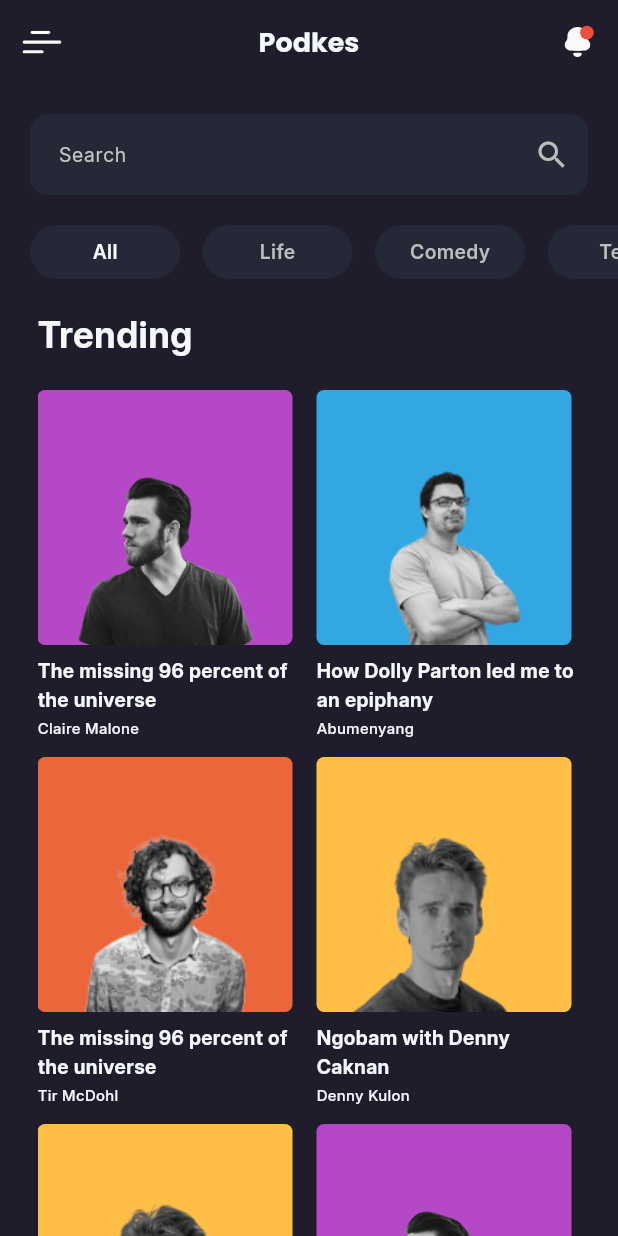
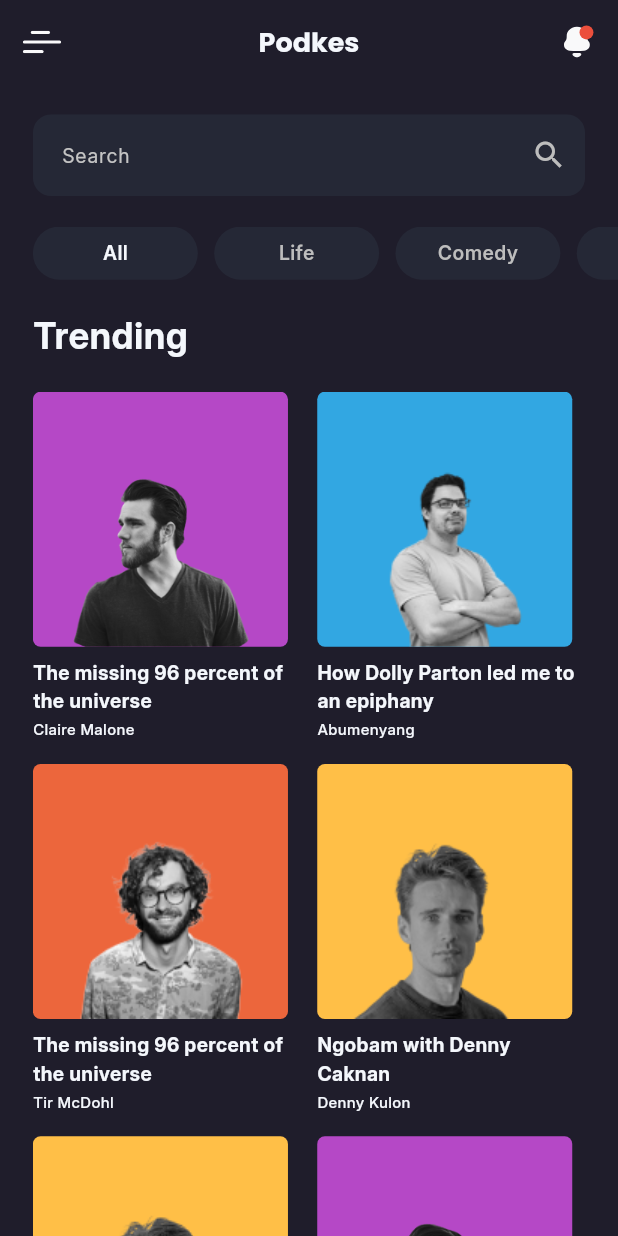
Before and after one commit to ozataknurullah/music_player, a Flutter app: the DiscoverScreen screen opened directly, on a phone screen of 412 x 824 dp. Run offline on Flutter 3.47's test engine with Material 3 defaults, Android fonts, the phone set to English and light mode, and no system bars; our stand-ins replace flutter_svg.

Commit message:
Discover screen with responsive design

```diff
--- a/lib/core/constans/dimension.dart
+++ /dev/null
@@ -1,19 +0,0 @@
-import 'package:flutter/material.dart';
-
-class Dimensions {
-  static double screenHeight = 0;
-  static double screenWidth = 0;
-
-  static void init(BuildContext context) {
-    screenHeight = MediaQuery.of(context).size.height;
-    screenWidth = MediaQuery.of(context).size.width;
-  }
-
-  static double getHeight(double inputHeight) {
-    return (inputHeight / 812.0) * screenHeight;
-  }
-
-  static double getWidth(double inputWidth) {
-    return (inputWidth / 375.0) * screenWidth;
-  }
-}
--- a/lib/features/discoverPage/presentation/discover_screen.dart
+++ b/lib/features/discoverPage/presentation/discover_screen.dart
@@ -1,6 +1,7 @@
 import 'package:flutter/material.dart';
 import 'package:music_player/core/constans/colors.dart';
 import 'package:music_player/core/constans/fonts.dart';
+import 'package:music_player/core/helpers/responsive_helper.dart';
 import 'package:music_player/features/discoverPage/presentation/widgets/my_appbar.dart';
 import 'package:music_player/features/discoverPage/presentation/widgets/my_search_field.dart';
 import 'package:music_player/features/playingPage/presentation/playing_screen.dart';
@@ -42,6 +43,7 @@ class _DiscoverScreenState extends State<DiscoverScreen> {
 
   @override
   Widget build(BuildContext context) {
+    final responsive = ResponsiveHelper(context);
     return Scaffold(
       backgroundColor: AppColors.primary,
       appBar: const MyAppBar(),
@@ -49,16 +51,17 @@ class _DiscoverScreenState extends State<DiscoverScreen> {
         crossAxisAlignment: CrossAxisAlignment.start,
         children: [
           const MySearchField(),
-          const SizedBox(
-            height: 20,
+          SizedBox(
+            height: responsive.h(20),
           ),
           _categoriesSection(),
-          const SizedBox(
-            height: 20,
+          SizedBox(
+            height: responsive.h(20),
           ),
           Expanded(
             child: Padding(
-              padding: const EdgeInsets.only(left: 25, right: 25),
+              padding: EdgeInsets.only(
+                  left: responsive.w(20), right: responsive.w(20)),
               child: Column(
                 crossAxisAlignment: CrossAxisAlignment.start,
                 children: [
@@ -67,14 +70,14 @@ class _DiscoverScreenState extends State<DiscoverScreen> {
                     style: AppFonts.interBold24,
                   ),
                   SizedBox(
-                    height: 20,
+                    height: responsive.h(20),
                   ),
                   Expanded(
                     child: GridView.builder(
                       gridDelegate: SliverGridDelegateWithFixedCrossAxisCount(
                         crossAxisCount: 2,
-                        crossAxisSpacing: 10,
-                        mainAxisSpacing: 10,
+                        crossAxisSpacing: responsive.w(10),
+                        mainAxisSpacing: responsive.h(10),
                         childAspectRatio: 3 / 4,
                       ),
                       shrinkWrap: true,
@@ -95,7 +98,8 @@ class _DiscoverScreenState extends State<DiscoverScreen> {
                           child: Container(
                             decoration: BoxDecoration(
                               color: AppColors.primary,
-                              borderRadius: BorderRadius.circular(5),
+                              borderRadius:
+                                  BorderRadius.circular(responsive.h(5)),
                             ),
                             child: Column(
                               crossAxisAlignment: CrossAxisAlignment.start,
@@ -104,7 +108,9 @@ class _DiscoverScreenState extends State<DiscoverScreen> {
                                   tag: 'trend-$index',
                                   child: Container(
                                     decoration: BoxDecoration(
-                                      borderRadius: BorderRadius.circular(5),
+                                      borderRadius: BorderRadius.circular(
+                                        responsive.h(5),
+                                      ),
                                       color: trends[index].color,
                                     ),
                                     height: 170,
@@ -121,15 +127,17 @@ class _DiscoverScreenState extends State<DiscoverScreen> {
 
                                 ///Song name
                                 Padding(
-                                  padding: const EdgeInsets.only(top: 8),
+                                  padding:
+                                      EdgeInsets.only(top: responsive.h(8)),
                                   child: Text(trends[index].name!,
                                       style: AppFonts.interBold13),
                                 ),
 
                                 ///Singer name
                                 Padding(
-                                  padding:
-                                      const EdgeInsets.only(top: 2, bottom: 2),
+                                  padding: EdgeInsets.only(
+                                      top: responsive.h(2),
+                                      bottom: responsive.h(2)),
                                   child: Text(trends[index].singer!,
                                       style: AppFonts.interMedium10),
                                 ),
@@ -150,14 +158,15 @@ class _DiscoverScreenState extends State<DiscoverScreen> {
   }
 
   Padding _categoriesSection() {
+    final responsive = ResponsiveHelper(context);
     return Padding(
-      padding: const EdgeInsets.only(left: 20),
+      padding: EdgeInsets.only(left: responsive.w(20)),
       child: Container(
-        height: 36,
+        height: responsive.h(35),
         child: ListView.separated(
           scrollDirection: Axis.horizontal,
           separatorBuilder: (context, index) => SizedBox(
-            width: 15,
+            width: responsive.w(10),
           ),
           itemCount: categories.length,
           itemBuilder: (context, index) {
@@ -165,9 +174,9 @@ class _DiscoverScreenState extends State<DiscoverScreen> {
             return GestureDetector(
               onTap: () => _onCategoryTap(index),
               child: Container(
-                width: 100,
+                width: responsive.w(100),
                 decoration: BoxDecoration(
-                  borderRadius: BorderRadius.circular(20),
+                  borderRadius: BorderRadius.circular(responsive.h(20)),
                   color: categories[index].boxColor,
                 ),
                 child: Center(
--- a/lib/features/discoverPage/presentation/widgets/my_appbar.dart
+++ b/lib/features/discoverPage/presentation/widgets/my_appbar.dart
@@ -2,6 +2,7 @@ import 'package:flutter/material.dart';
 import 'package:flutter_svg/svg.dart';
 import 'package:music_player/core/constans/colors.dart';
 import 'package:music_player/core/constans/fonts.dart';
+import 'package:music_player/core/helpers/responsive_helper.dart';
 
 class MyAppBar extends StatelessWidget implements PreferredSizeWidget {
   const MyAppBar({
@@ -13,16 +14,17 @@ class MyAppBar extends StatelessWidget implements PreferredSizeWidget {
   Size get preferredSize => const Size.fromHeight(kToolbarHeight);
   @override
   Widget build(BuildContext context) {
+    final resposive = ResponsiveHelper(context);
     return AppBar(
       elevation: 0,
       leading: GestureDetector(
         onTap: () {},
         child: Container(
-          margin: const EdgeInsets.all(15),
+          margin: EdgeInsets.all(resposive.h(15)),
           child: SvgPicture.asset(
             'assets/icons/Menu.svg',
-            height: 24,
-            width: 24,
+            height: resposive.h(24),
+            width: resposive.h(24),
           ),
         ),
       ),
@@ -30,11 +32,11 @@ class MyAppBar extends StatelessWidget implements PreferredSizeWidget {
         GestureDetector(
           onTap: () {},
           child: Container(
-              margin: const EdgeInsets.all(15),
+              margin: EdgeInsets.all(resposive.h(15)),
               child: SvgPicture.asset(
                 'assets/icons/Notification.svg',
-                height: 24,
-                width: 24,
+                height: resposive.h(24),
+                width: resposive.h(24),
               )),
         )
       ],
--- a/lib/features/discoverPage/presentation/widgets/my_search_field.dart
+++ b/lib/features/discoverPage/presentation/widgets/my_search_field.dart
@@ -1,6 +1,7 @@
 import 'package:flutter/material.dart';
 import 'package:music_player/core/constans/colors.dart';
 import 'package:music_player/core/constans/fonts.dart';
+import 'package:music_player/core/helpers/responsive_helper.dart';
 
 class MySearchField extends StatelessWidget {
   const MySearchField({
@@ -9,19 +10,23 @@ class MySearchField extends StatelessWidget {
 
   @override
   Widget build(BuildContext context) {
+    final responsive = ResponsiveHelper(context);
     return Container(
-      margin: const EdgeInsets.only(top: 20, left: 20, right: 20),
+      margin: EdgeInsets.only(
+          top: responsive.h(20),
+          left: responsive.w(20),
+          right: responsive.w(20)),
       child: TextField(
         decoration: InputDecoration(
           filled: true,
           fillColor: AppColors.secondary,
-          contentPadding: EdgeInsets.all(15),
+          contentPadding: EdgeInsets.all(responsive.h(15)),
           hintText: 'Search',
           hintStyle: AppFonts.secondaryText,
           suffixIcon: Icon(Icons.search),
           suffixIconColor: AppColors.textSecondary,
           border: OutlineInputBorder(
-            borderRadius: BorderRadius.circular(12),
+            borderRadius: BorderRadius.circular(responsive.h(12)),
             borderSide: BorderSide.none,
           ),
         ),
```
